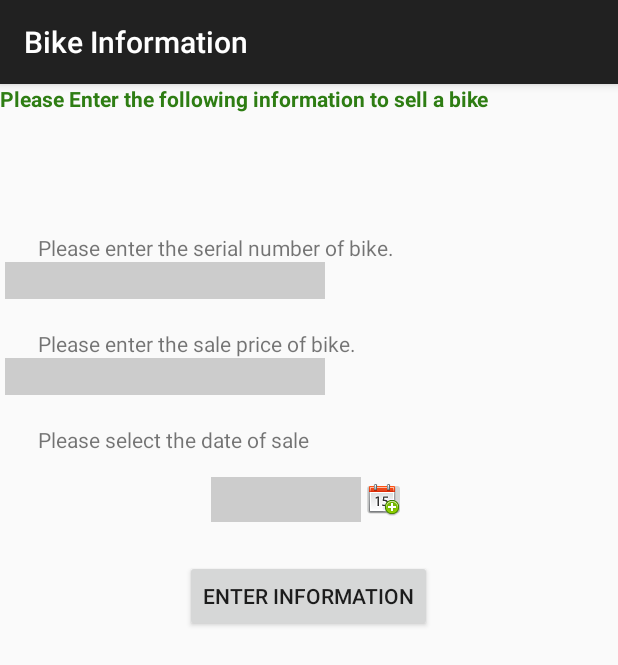
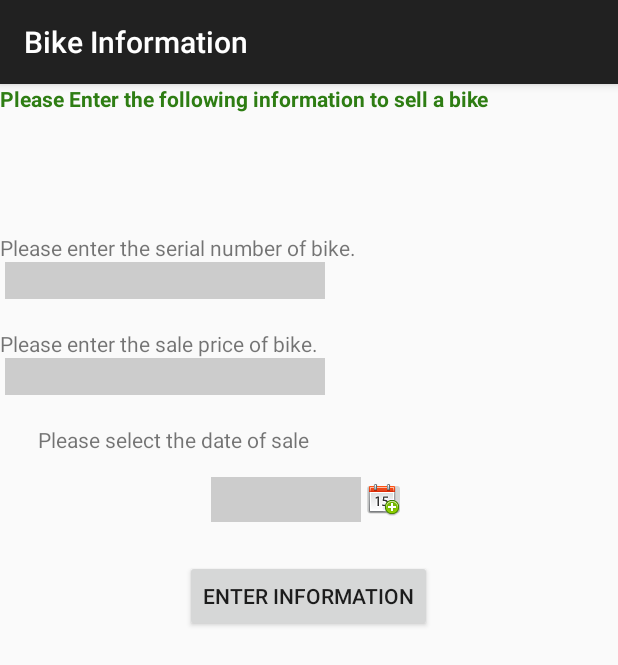
Before and after one commit to jahuey777/SoftwareProject540, an Android app: the soldBike screen opened directly, with no data from a screen before it, on a phone screen of 412 x 824 dp. Shown: the top 665 px of the screen. Run offline under Robolectric (Android 15) with nearby library versions, the light colour scheme and no system bars.

Commit message:
last minute changes we did

```diff
--- a/Bikes/app/src/main/java/com/example/jaimejahuey/bikes/profitSummary.java
+++ b/Bikes/app/src/main/java/com/example/jaimejahuey/bikes/profitSummary.java
@@ -59,7 +59,7 @@ public class profitSummary extends Activity
         totalBikeAmountJ.setText("" + numFormat.format(information[1]));
 
         repairsProfitJ = (TextView)findViewById(R.id.RepairsProfit);
-        repairsProfitJ.setText("" + numFormat.format(information[3] - information[2]));
+        repairsProfitJ.setText("" + numFormat.format(information[3] - information[2] ));
 
     }
 
--- a/Bikes/app/src/main/java/com/example/jaimejahuey/bikes/viewCompletedRepairs.java
+++ b/Bikes/app/src/main/java/com/example/jaimejahuey/bikes/viewCompletedRepairs.java
@@ -56,7 +56,7 @@ public class viewCompletedRepairs extends Activity
 
                 if (i==0 && j==0)
                 {
-                    textV.setText("Date Added");
+                    textV.setText("Date Completed");
                     formatEntry(textV, 20,10);
                     row.addView(textV);
 
--- a/Bikes/app/src/main/res/layout/repairs_layout.xml
+++ b/Bikes/app/src/main/res/layout/repairs_layout.xml
@@ -68,7 +68,7 @@
             android:id="@+id/textview"
             android:gravity="center_vertical"
             android:textColor="#ff2e7d13"
-            android:layout_marginLeft="60dp" />
+            android:layout_marginLeft="40dp" />
 
         <TextView
             android:layout_width="wrap_content"
--- a/Bikes/app/src/main/res/layout/sold_bike.xml
+++ b/Bikes/app/src/main/res/layout/sold_bike.xml
@@ -34,9 +34,7 @@
             android:id="@+id/textView3"
             android:layout_width="wrap_content"
             android:layout_height="fill_parent"
-            android:text="Please enter the serial number of bike."
-            android:layout_marginLeft="25dp"
-            />
+            android:text="Please enter the serial number of bike." />
 
         <EditText
             android:id="@+id/soldBikeSerialInput"
@@ -52,9 +50,7 @@
             android:id="@+id/textView"
             android:layout_width="wrap_content"
             android:layout_height="fill_parent"
-            android:text="Please enter the sale price of bike."
-            android:layout_marginLeft="25dp"
-            />
+            android:text="Please enter the sale price of bike." />
 
         <EditText
             android:id="@+id/soldBikePriceInput"
```
Also changed, not shown: Bikes/app/src/main/res/layout-land/repairs_layout.xml (+7 -8 lines).
